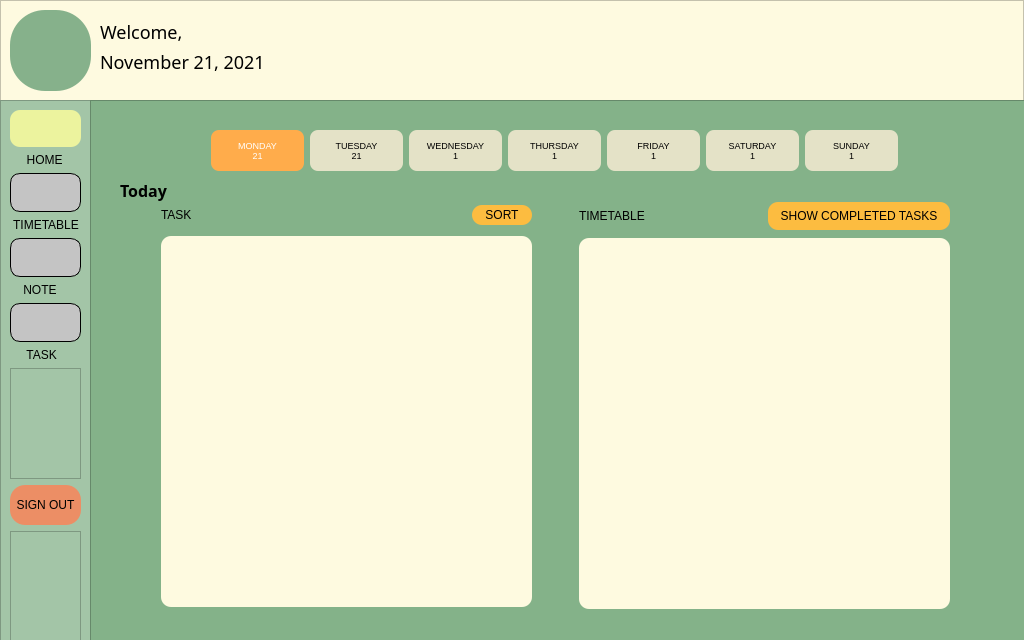
First picture: the form in home_week.ui, repository The-name-FPGN-is-already-taken/NoteMe, before the edit.
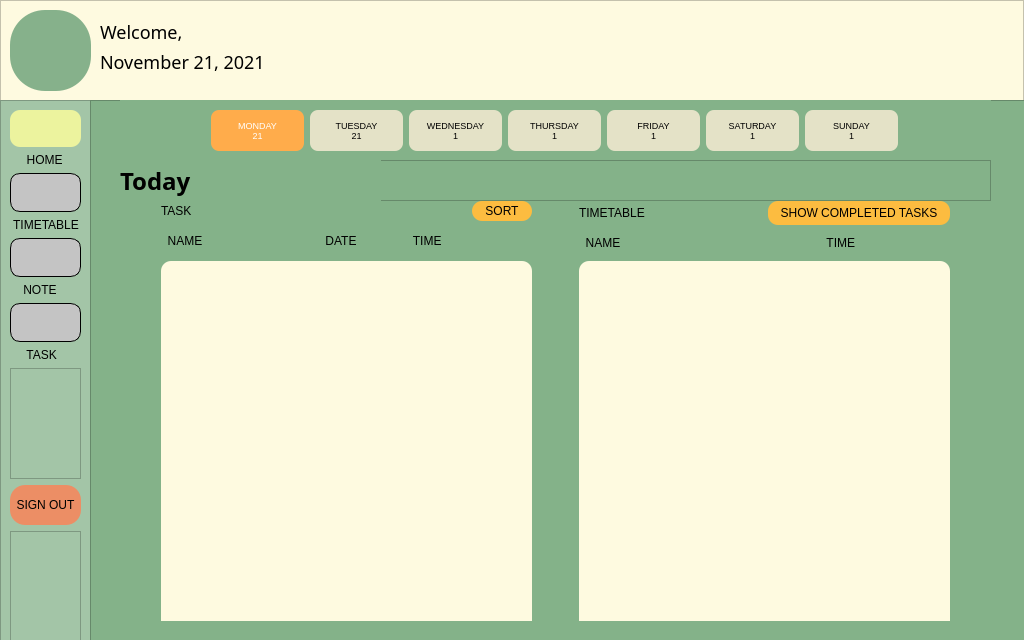
Second picture: the form after the edit. Icons and pictures are not drawn.

The edit to the form file:
```diff
--- a/home_week.ui
+++ b/home_week.ui
@@ -410,9 +410,9 @@
      <property name="geometry">
       <rect>
        <x>30</x>
-       <y>80</y>
+       <y>100</y>
        <width>871</width>
-       <height>441</height>
+       <height>421</height>
       </rect>
      </property>
      <property name="styleSheet">
@@ -430,53 +430,16 @@
         <x>0</x>
         <y>0</y>
         <width>871</width>
-        <height>441</height>
+        <height>421</height>
        </rect>
       </property>
-      <widget class="QFrame" name="today_container">
-       <property name="geometry">
-        <rect>
-         <x>0</x>
-         <y>0</y>
-         <width>871</width>
-         <height>31</height>
-        </rect>
-       </property>
-       <property name="frameShape">
-        <enum>QFrame::StyledPanel</enum>
-       </property>
-       <property name="frameShadow">
-        <enum>QFrame::Raised</enum>
-       </property>
-       <widget class="QLabel" name="label">
-        <property name="geometry">
-         <rect>
-          <x>0</x>
-          <y>0</y>
-          <width>161</width>
-          <height>21</height>
-         </rect>
-        </property>
-        <property name="font">
-         <font>
-          <family>AvenirNext LT Pro Bold</family>
-          <pointsize>12</pointsize>
-          <weight>75</weight>
-          <bold>true</bold>
-         </font>
-        </property>
-        <property name="text">
-         <string>Today</string>
-        </property>
-       </widget>
-      </widget>
       <widget class="QWidget" name="layoutWidget">
        <property name="geometry">
         <rect>
          <x>0</x>
-         <y>20</y>
+         <y>1</y>
          <width>871</width>
-         <height>412</height>
+         <height>431</height>
         </rect>
        </property>
        <layout class="QHBoxLayout" name="horizontalLayout_4">
@@ -554,6 +517,16 @@
             </item>
            </layout>
           </item>
+          <item>
+           <widget class="QLabel" name="label_2">
+            <property name="styleSheet">
+             <string notr="true">background: #84B289;</string>
+            </property>
+            <property name="text">
+             <string>  NAME                                     DATE                 TIME</string>
+            </property>
+           </widget>
+          </item>
           <item>
            <widget class="QListWidget" name="taskTray">
             <property name="maximumSize">
@@ -627,6 +600,16 @@
             </item>
            </layout>
           </item>
+          <item>
+           <widget class="QLabel" name="label_3">
+            <property name="styleSheet">
+             <string notr="true">background: #84B289;</string>
+            </property>
+            <property name="text">
+             <string>  NAME                                                              TIME</string>
+            </property>
+           </widget>
+          </item>
           <item>
            <widget class="QListWidget" name="timeTableTray">
             <property name="maximumSize">
@@ -653,7 +636,7 @@
      <property name="geometry">
       <rect>
        <x>30</x>
-       <y>20</y>
+       <y>0</y>
        <width>871</width>
        <height>61</height>
       </rect>
@@ -962,6 +945,43 @@
       </item>
      </layout>
     </widget>
+    <widget class="QFrame" name="today_container">
+     <property name="geometry">
+      <rect>
+       <x>30</x>
+       <y>60</y>
+       <width>871</width>
+       <height>41</height>
+      </rect>
+     </property>
+     <property name="frameShape">
+      <enum>QFrame::StyledPanel</enum>
+     </property>
+     <property name="frameShadow">
+      <enum>QFrame::Raised</enum>
+     </property>
+     <widget class="QLabel" name="label">
+      <property name="geometry">
+       <rect>
+        <x>0</x>
+        <y>0</y>
+        <width>261</width>
+        <height>41</height>
+       </rect>
+      </property>
+      <property name="font">
+       <font>
+        <family>AvenirNext LT Pro Bold</family>
+        <pointsize>18</pointsize>
+        <weight>75</weight>
+        <bold>true</bold>
+       </font>
+      </property>
+      <property name="text">
+       <string>Today</string>
+      </property>
+     </widget>
+    </widget>
    </widget>
   </widget>
   <widget class="QWidget" name="layoutWidget">
@@ -975,6 +995,17 @@
    </property>
    <layout class="QHBoxLayout" name="horizontalLayout"/>
   </widget>
+  <widget class="QWidget" name="">
+   <property name="geometry">
+    <rect>
+     <x>0</x>
+     <y>0</y>
+     <width>2</width>
+     <height>2</height>
+    </rect>
+   </property>
+   <layout class="QVBoxLayout" name="verticalLayout_10"/>
+  </widget>
  </widget>
  <resources/>
  <connections/>
```
Left out of the diff: 2 changed lines with no effect on the pictures.
